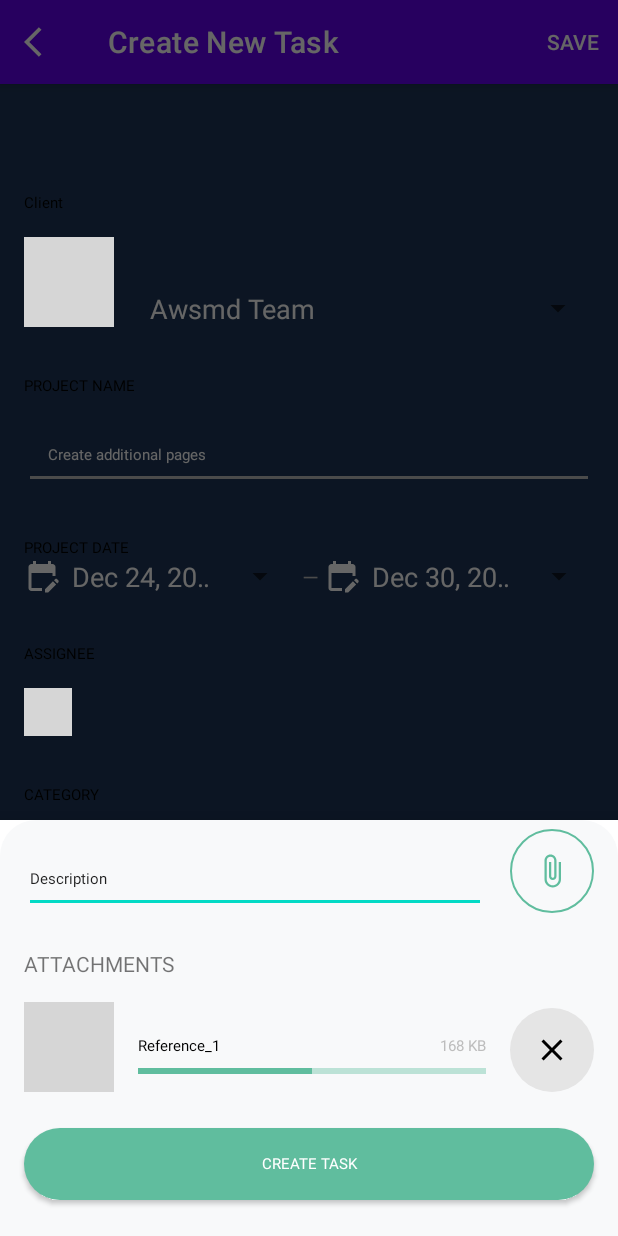
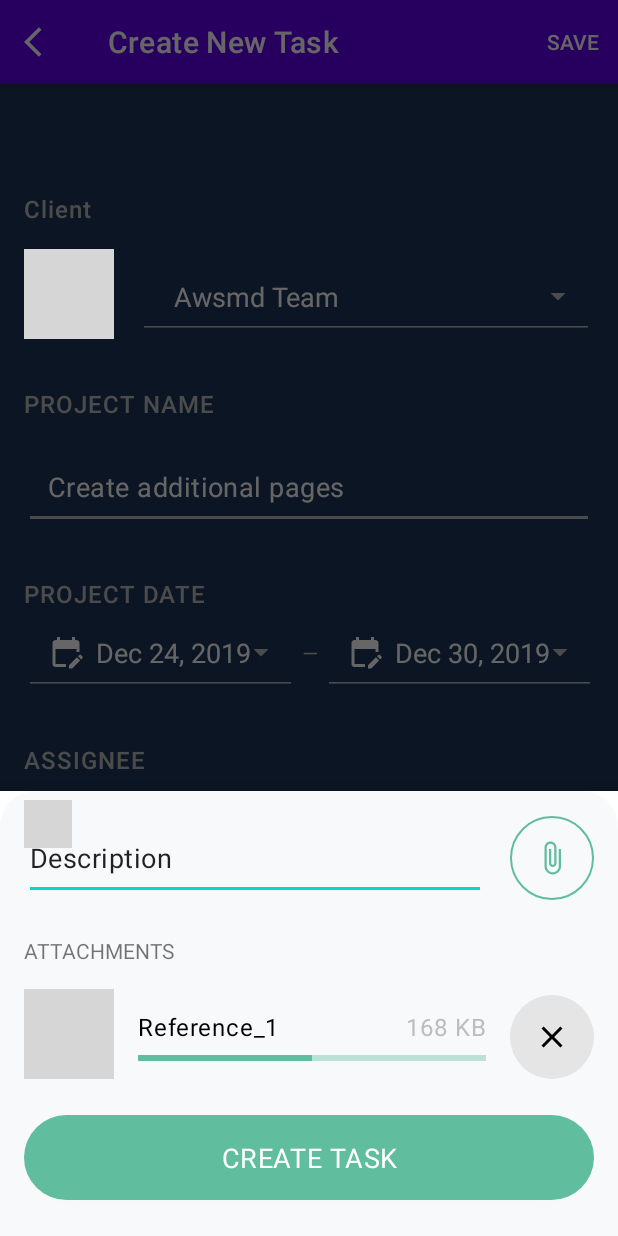
Before and after one commit to yan-naing-phyo/padc-android-custom-view-assignment, an Android app: the CreateTaskActivity screen opened directly, with no data from a screen before it, after a tap on "SAVE", on a phone screen of 412 x 824 dp. Run offline under Robolectric (Android 15) with nearby library versions, the phone set to English and light mode, and no system bars; our stand-ins replace CircleImageView, RxJava; 5 statements that could not run were skipped; grey boxes are pictures that could not be loaded.

Commit message:
Update styles.xml

```diff
--- a/app/src/main/res/values/styles.xml
+++ b/app/src/main/res/values/styles.xml
@@ -1,15 +1,64 @@
 <?xml version="1.0" encoding="utf-8"?>
 <resources>
 
-    <style name="TextAppearance.App.Headline1" parent="TextAppearance.MaterialComponents.Headline1">
-        <item name="fontFamily">@font/abeezee</item>
+    <style name="TextAppearance.App.DisplayLarge" parent="TextAppearance.Material3.DisplayLarge">
         <item name="android:textSize">@dimen/text_heading_2x</item>
         <item name="android:textColor">@color/colorPrimaryText</item>
         <item name="android:textStyle">bold</item>
     </style>
 
+    <style name="TextAppearance.App.HeadlineLarge" parent="TextAppearance.Material3.HeadlineLarge">
+        <item name="android:textColor">@color/colorPrimaryText</item>
+        <item name="android:textSize">@dimen/text_heading_1x</item>
+        <item name="android:textStyle">bold</item>
+    </style>
+
     <style name="TextAppearance.App.TitleLarge" parent="TextAppearance.Material3.TitleLarge">
-        <item name="android:textSize">@dimen/margin_medium_3</item>
+        <item name="android:textSize">@dimen/text_regular_3x</item>
+    </style>
+
+    <style name="TextAppearance.App.TitleMedium" parent="TextAppearance.Material3.TitleMedium">
+
+    </style>
+
+    <style name="TextAppearance.App.LabelMedium" parent="TextAppearance.Material3.LabelMedium">
+        <item name="android:textSize">@dimen/text_regular_2x</item>
+        <item name="android:textColor">@color/colorSecondaryText</item>
+    </style>
+
+    <style name="TextAppearance.App.BodyMedium" parent="TextAppearance.Material3.BodyMedium">
+        <item name="android:textSize">@dimen/text_regular_2x_18</item>
+    </style>
+
+    <style name="TextAppearance.App.BodySmall" parent="TextAppearance.Material3.BodySmall">
+        <item name="android:textSize">@dimen/text_regular_2x</item>
+        <item name="android:textColor">@color/colorPrimaryText</item>
+    </style>
+
+    <style name="TextAppearance.App.Tab" parent="TextAppearance.Material3.LabelMedium">
+        <item name="android:textSize">@dimen/text_regular_2x</item>
+    </style>
+
+    <style name="AppBottomSheetDialogTheme" parent="Theme.Design.Light.BottomSheetDialog">
+        <item name="bottomSheetStyle">@style/AppBottomSheet</item>
+    </style>
+
+    <style name="AppBottomSheet" parent="Widget.Design.BottomSheet.Modal">
+        <item name="android:background">@android:color/transparent</item>
+    </style>
+
+    <style name="SpinnerStyle" parent="Widget.AppCompat.Spinner.Underlined">
+        <item name="android:padding">@dimen/margin_medium_2</item>
+        <item name="backgroundTint">@color/grey</item>
+    </style>
+
+    <style name="ChipStyle">
+        <item name="chipIcon">@drawable/ic_check_white_24dp</item>
+        <item name="chipMinTouchTargetSize">@dimen/margin_xxxxlarge</item>
+        <item name="chipCornerRadius">@dimen/margin_medium</item>
+        <item name="chipMinHeight">@dimen/min_height_chip</item>
+        <item name="chipBackgroundColor">@color/chip_background_selector</item>
+        <item name="android:checkable">true</item>
     </style>
 
 </resources>
```
